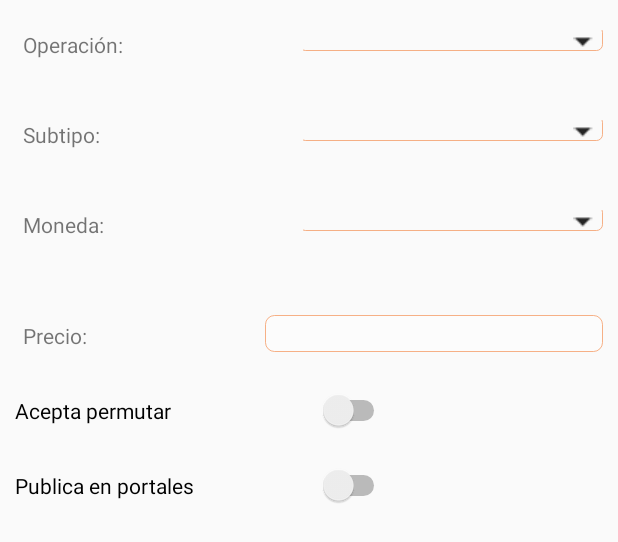
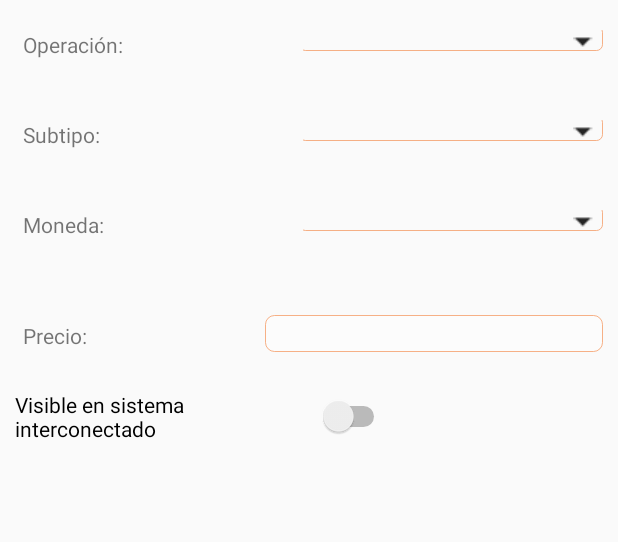
Before and after one commit to sistemasom/SOM, an Android app: the layout fragment_operacion.xml on its own in the app's theme, with its tools: preview values and no code run, on a phone screen of 412 x 824 dp. Shown: the top 542 px of the screen. Run offline under Robolectric (Android 15) with nearby library versions, the phone set to English and light mode, and no system bars.

```diff
--- a/app/src/main/res/layout/fragment_operacion.xml
+++ b/app/src/main/res/layout/fragment_operacion.xml
@@ -112,20 +112,12 @@
             android:text="" />
     </LinearLayout>
         <Switch
-            android:id="@+id/permuta"
-            android:layout_width="250dp"
-            android:layout_height="wrap_content"
-            android:text="Acepta permutar"
-            android:layout_marginTop="250dp" />
-
-
-        <Switch
             android:id="@+id/publica"
             android:layout_width="250dp"
             android:layout_height="wrap_content"
-            android:layout_marginTop="300dp"
+            android:layout_marginTop="250dp"
             android:layout_weight="1"
-            android:text="Publica en portales" />
+            android:text="Visible en sistema interconectado" />
 
 </RelativeLayout>
 </ScrollView>
```
Also changed, not shown: app/src/main/java/com/som/som/Enviar.java (+0 -16 lines), app/src/main/java/com/som/som/Inventario.java (+6 -20 lines), app/src/main/java/com/som/som/MainActivity.java (+17 -11 lines), app/src/main/java/com/som/som/Operacion.java (+0 -7 lines).
